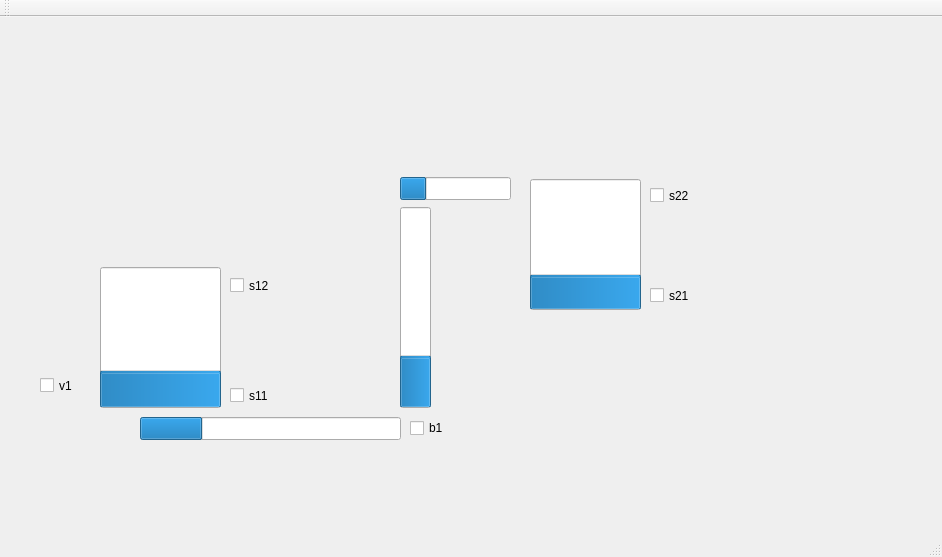
Before: the Qt Designer form Automacao Predial/Qt_gui/pp_gui/mainwindow.ui in lucas-medeiros/Automacao-Predial, drawn with Qt 5.
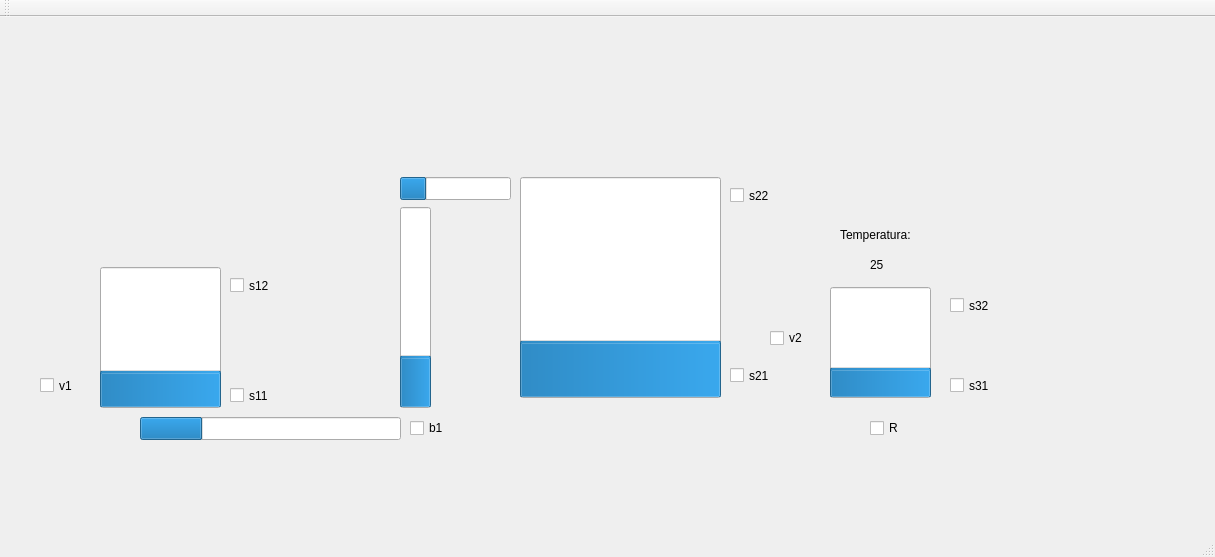
After: the same form once the commit is applied.

```diff
--- a/Automacao Predial/Qt_gui/pp_gui/mainwindow.ui
+++ b/Automacao Predial/Qt_gui/pp_gui/mainwindow.ui
@@ -6,7 +6,7 @@
    <rect>
     <x>0</x>
     <y>0</y>
-    <width>942</width>
+    <width>1215</width>
     <height>557</height>
    </rect>
   </property>
@@ -139,8 +139,8 @@
    <widget class="QCheckBox" name="checkBox_s21">
     <property name="geometry">
      <rect>
-      <x>650</x>
-      <y>270</y>
+      <x>730</x>
+      <y>350</y>
       <width>70</width>
       <height>17</height>
      </rect>
@@ -152,10 +152,10 @@
    <widget class="QProgressBar" name="progressBar_tanque2">
     <property name="geometry">
      <rect>
-      <x>530</x>
-      <y>162</y>
-      <width>111</width>
-      <height>131</height>
+      <x>520</x>
+      <y>160</y>
+      <width>201</width>
+      <height>221</height>
      </rect>
     </property>
     <property name="value">
@@ -171,7 +171,7 @@
    <widget class="QCheckBox" name="checkBox_s22">
     <property name="geometry">
      <rect>
-      <x>650</x>
+      <x>730</x>
       <y>170</y>
       <width>70</width>
       <height>17</height>
@@ -181,6 +181,103 @@
      <string>s22</string>
     </property>
    </widget>
+   <widget class="QProgressBar" name="progressBar_tanque3">
+    <property name="geometry">
+     <rect>
+      <x>830</x>
+      <y>270</y>
+      <width>101</width>
+      <height>111</height>
+     </rect>
+    </property>
+    <property name="value">
+     <number>24</number>
+    </property>
+    <property name="textVisible">
+     <bool>false</bool>
+    </property>
+    <property name="orientation">
+     <enum>Qt::Vertical</enum>
+    </property>
+   </widget>
+   <widget class="QCheckBox" name="checkBox_s32">
+    <property name="geometry">
+     <rect>
+      <x>950</x>
+      <y>280</y>
+      <width>70</width>
+      <height>17</height>
+     </rect>
+    </property>
+    <property name="text">
+     <string>s32</string>
+    </property>
+   </widget>
+   <widget class="QCheckBox" name="checkBox_s31">
+    <property name="geometry">
+     <rect>
+      <x>950</x>
+      <y>360</y>
+      <width>70</width>
+      <height>17</height>
+     </rect>
+    </property>
+    <property name="text">
+     <string>s31</string>
+    </property>
+   </widget>
+   <widget class="QCheckBox" name="checkBox_v2">
+    <property name="geometry">
+     <rect>
+      <x>770</x>
+      <y>310</y>
+      <width>83</width>
+      <height>22</height>
+     </rect>
+    </property>
+    <property name="text">
+     <string>v2</string>
+    </property>
+   </widget>
+   <widget class="QCheckBox" name="checkBox_r1">
+    <property name="geometry">
+     <rect>
+      <x>870</x>
+      <y>400</y>
+      <width>83</width>
+      <height>22</height>
+     </rect>
+    </property>
+    <property name="text">
+     <string>R</string>
+    </property>
+   </widget>
+   <widget class="QLabel" name="label_temperatura">
+    <property name="geometry">
+     <rect>
+      <x>870</x>
+      <y>240</y>
+      <width>55</width>
+      <height>16</height>
+     </rect>
+    </property>
+    <property name="text">
+     <string>25</string>
+    </property>
+   </widget>
+   <widget class="QLabel" name="label_text">
+    <property name="geometry">
+     <rect>
+      <x>840</x>
+      <y>210</y>
+      <width>81</width>
+      <height>16</height>
+     </rect>
+    </property>
+    <property name="text">
+     <string>Temperatura:</string>
+    </property>
+   </widget>
   </widget>
   <widget class="QMenuBar" name="menuBar">
    <property name="geometry">
```
Left out of the diff: 2 changed lines with no effect on the pictures.
